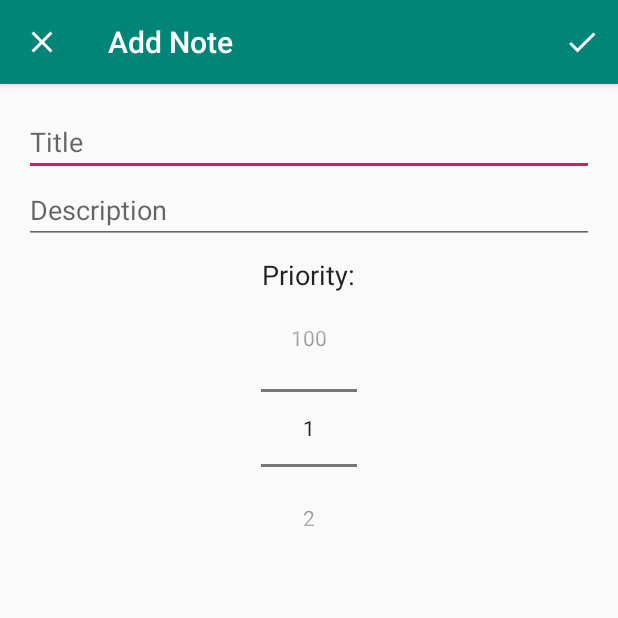
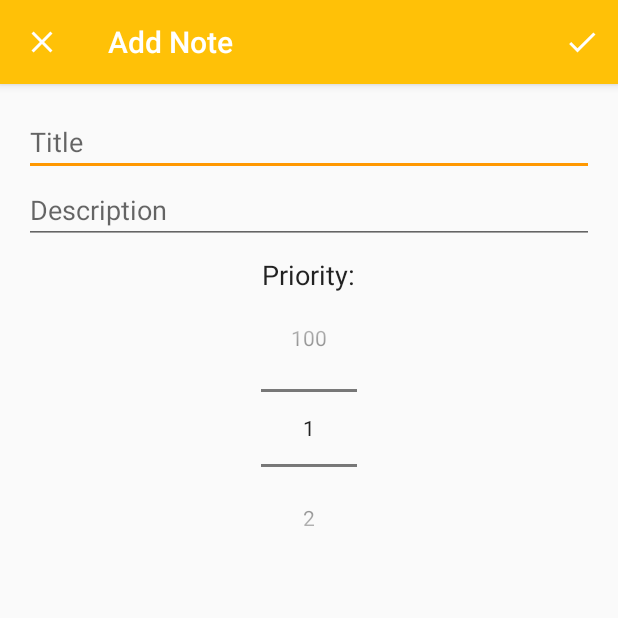
Before and after one commit to dlt96/ArchitectureComponentsExampleKotlin, an Android app: the screen it shows after launch (AddEditNoteActivity), after a tap on an icon or button, on a phone screen of 412 x 824 dp, the top half of it. Run offline under Robolectric (Android 15) with nearby library versions, the phone set to English and light mode, and no system bars; our stand-ins replace Room's generated code; libraries missing offline, so code that uses them is left out: org.jetbrains.anko.

Commit message:
[ADD] New style

```diff
--- a/app/src/main/java/com/example/mvvmkt/MainActivity.kt
+++ b/app/src/main/java/com/example/mvvmkt/MainActivity.kt
@@ -31,6 +31,8 @@ class MainActivity : AppCompatActivity() {
     override fun onCreate(savedInstanceState: Bundle?) {
         super.onCreate(savedInstanceState)
         setContentView(R.layout.activity_main)
+        title = getString(R.string.main_title)
+
         val spinner: ProgressBar = findViewById(R.id.spinner)
 
         val buttonAdd = findViewById<FloatingActionButton>(R.id.bt_add_note)
--- a/app/src/main/res/layout/note_item.xml
+++ b/app/src/main/res/layout/note_item.xml
@@ -9,7 +9,8 @@
     <RelativeLayout
         android:layout_width="wrap_content"
         android:layout_height="wrap_content"
-        android:padding="@dimen/default_margin_8">
+        android:padding="@dimen/default_margin_8"
+    android:background="@color/colorPrimaryLighty">
 
         <TextView
             android:id="@+id/text_view_priority"
--- a/app/src/main/res/values/colors.xml
+++ b/app/src/main/res/values/colors.xml
@@ -1,6 +1,7 @@
 <?xml version="1.0" encoding="utf-8"?>
 <resources>
-    <color name="colorPrimary">#008577</color>
-    <color name="colorPrimaryDark">#00574B</color>
-    <color name="colorAccent">#D81B60</color>
+    <color name="colorPrimary">#FFC107</color>
+    <color name="colorPrimaryDark">#FFA000</color>
+    <color name="colorAccent">#FF9800</color>
+    <color name="colorPrimaryLighty">#FFECB3</color>
 </resources>
--- a/app/src/main/res/values/strings.xml
+++ b/app/src/main/res/values/strings.xml
@@ -5,4 +5,5 @@
     <string name="save">Save</string>
     <string name="title">Title</string>
     <string name="snack_bar_undo">UNDO</string>
+    <string name="main_title">My Notes</string>
 </resources>
```
